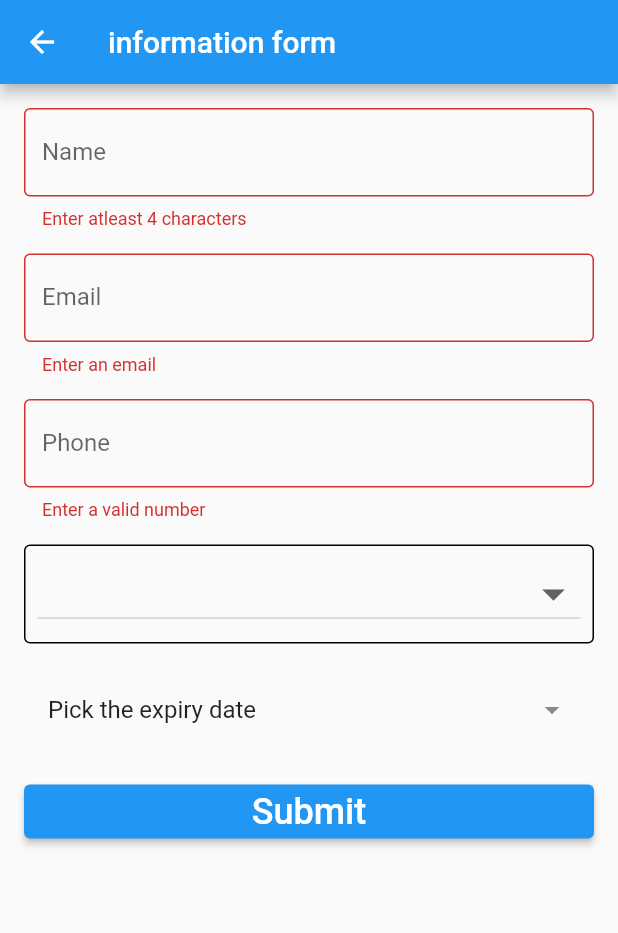
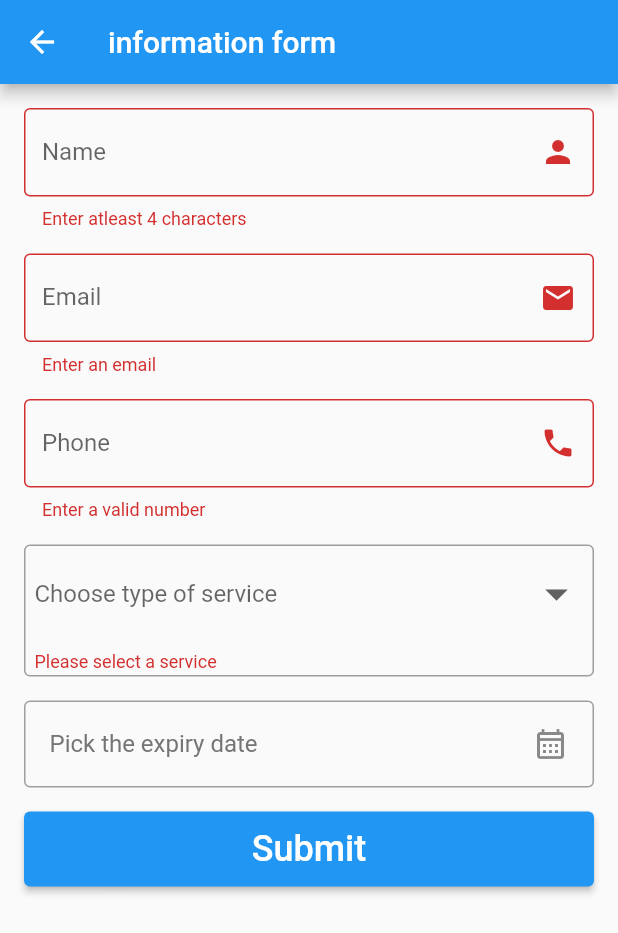
Before and after one commit to Anurag2405/atto-infotech-app, a Flutter app: the Infoform screen opened by its route, after a tap on "Submit", on a phone screen of 412 x 824 dp. Shown: the top 933 px of the screen. Run offline on Flutter 3.47's test engine with Material 2 defaults, Android fonts, the phone set to English and light mode, and no system bars.

Commit message:
added icons in form

```diff
--- a/lib/screens/formpage.dart
+++ b/lib/screens/formpage.dart
@@ -21,6 +21,7 @@ class _InfoformState extends State<Infoform> {
       decoration: InputDecoration(
         labelText: "Name",
         border: OutlineInputBorder(),
+        suffixIcon: Icon(Icons.person),
       ),
       validator: (value){
         if (value!.length < 4){
@@ -38,6 +39,7 @@ class _InfoformState extends State<Infoform> {
       decoration: InputDecoration(
         labelText: "Phone",
         border: OutlineInputBorder(),
+        suffixIcon: Icon(Icons.phone),
       ),
       keyboardType: TextInputType.number,
       validator: (value){
@@ -57,6 +59,7 @@ class _InfoformState extends State<Infoform> {
     decoration: InputDecoration(
       labelText: 'Email',
       border: OutlineInputBorder(),
+      suffixIcon: Icon(Icons.email),
     ),
     validator: (value) {
       final pattern = r'(^[a-zA-Z0-9_.+-]+@[a-zA-Z0-9-]+\.[a-zA-Z0-9-.]+$)';
@@ -74,7 +77,9 @@ class _InfoformState extends State<Infoform> {
     onChanged: (value) => setState(() => email = value),
   );
 
-  Widget buildSubmit() => ElevatedButton(
+  Widget buildSubmit() => SizedBox(
+    height: 50,
+    child: ElevatedButton(
       child: Text(
         "Submit",
         style: TextStyle(fontSize: 24),
@@ -89,6 +94,7 @@ class _InfoformState extends State<Infoform> {
           print(expDate);
         }
       },
+    ),
   );
 
   DropdownMenuItem<String> buildMenuItem(String item) => DropdownMenuItem(
@@ -100,14 +106,23 @@ class _InfoformState extends State<Infoform> {
 
   Widget buildDrop() => Container(
     decoration: BoxDecoration(
-      border: Border.all(),
+      border: Border.all(color: Colors.grey),
       borderRadius: BorderRadius.circular(4),
     ),
     child: Padding(
-      padding: const EdgeInsets.all(8.0),
-      child: DropdownButton<String>(
-
+      padding: const EdgeInsets.fromLTRB(6, 2, 6, 2),
+      child: DropdownButtonFormField<String>(
+        decoration: InputDecoration(
+            border: InputBorder.none),
+        validator: (value){
+          if (value == null){
+            return "Please select a service";
+          } else {
+            return null;
+          }
+        },
           value: dropval,
+          hint: Text("Choose type of service"),
           isExpanded: true,
           iconSize: 36,
           icon: Icon(Icons.arrow_drop_down),
@@ -118,9 +133,14 @@ class _InfoformState extends State<Infoform> {
   );
 
 
-  Widget buildexp() => ListTile(
-    title: Text(expDate == null ? "Pick the expiry date" : expDate.toString()),
-    trailing: Icon(Icons.arrow_drop_down),
+  Widget buildexp() => Container(
+    decoration: BoxDecoration(
+      border:  Border.all(color: Colors.grey),
+      borderRadius: BorderRadius.circular(4),
+    ),
+    child: ListTile(
+      title: Text(expDate == null ? "Pick the expiry date" : expDate.toString(),style: TextStyle(color: Colors.grey[600]),),
+      trailing: Icon(Icons.calendar_month_outlined),
       onTap: () {
         showDatePicker(
           context: context,
@@ -134,6 +154,7 @@ class _InfoformState extends State<Infoform> {
         }
         );
       },
+    ),
   );
 
 
```
Also changed, not shown: pubspec.lock. Lines whose indentation alone changed are shown as unchanged.
